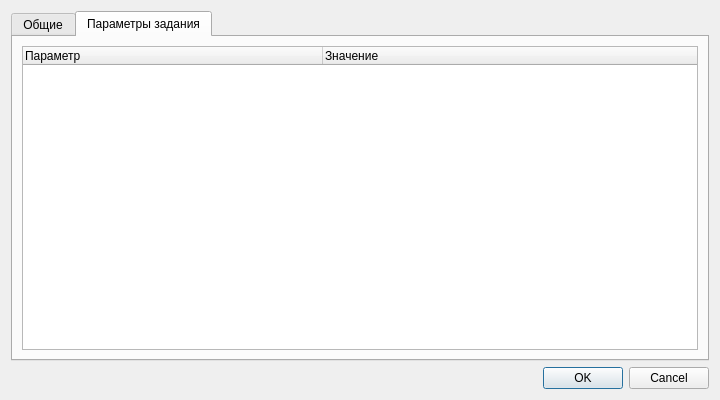
This is src/settingsdialog.ui in polevov/Sirius as Qt 5 draws it before an edit. The edited form follows.
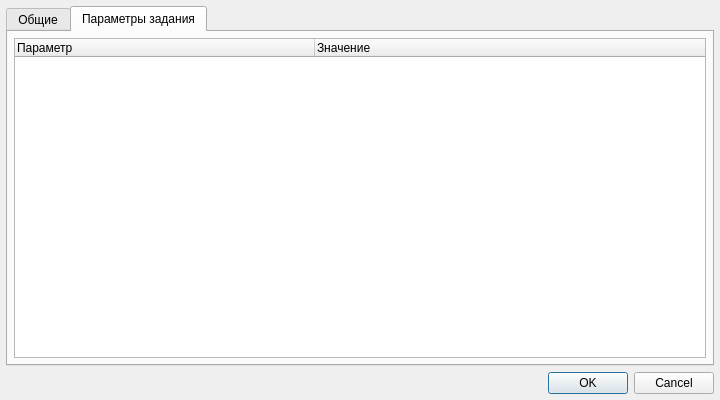
This is the edited form. The open tabs and pages were chosen to show the change. Icons and pictures are not drawn.

```diff
--- a/src/settingsdialog.ui
+++ b/src/settingsdialog.ui
@@ -26,6 +26,18 @@
    <bool>true</bool>
   </property>
   <layout class="QVBoxLayout" name="verticalLayout_3">
+   <property name="leftMargin">
+    <number>6</number>
+   </property>
+   <property name="topMargin">
+    <number>6</number>
+   </property>
+   <property name="rightMargin">
+    <number>6</number>
+   </property>
+   <property name="bottomMargin">
+    <number>6</number>
+   </property>
    <item>
     <widget class="QTabWidget" name="tabWidget">
      <property name="currentIndex">
@@ -270,6 +282,18 @@
        <string>Параметры задания</string>
       </attribute>
       <layout class="QVBoxLayout" name="verticalLayout">
+       <property name="leftMargin">
+        <number>6</number>
+       </property>
+       <property name="topMargin">
+        <number>6</number>
+       </property>
+       <property name="rightMargin">
+        <number>6</number>
+       </property>
+       <property name="bottomMargin">
+        <number>6</number>
+       </property>
        <item>
         <widget class="QTreeWidget" name="PropertiesList">
          <property name="styleSheet">
```
Left out of the diff: 14 changed lines with no effect on the pictures.
